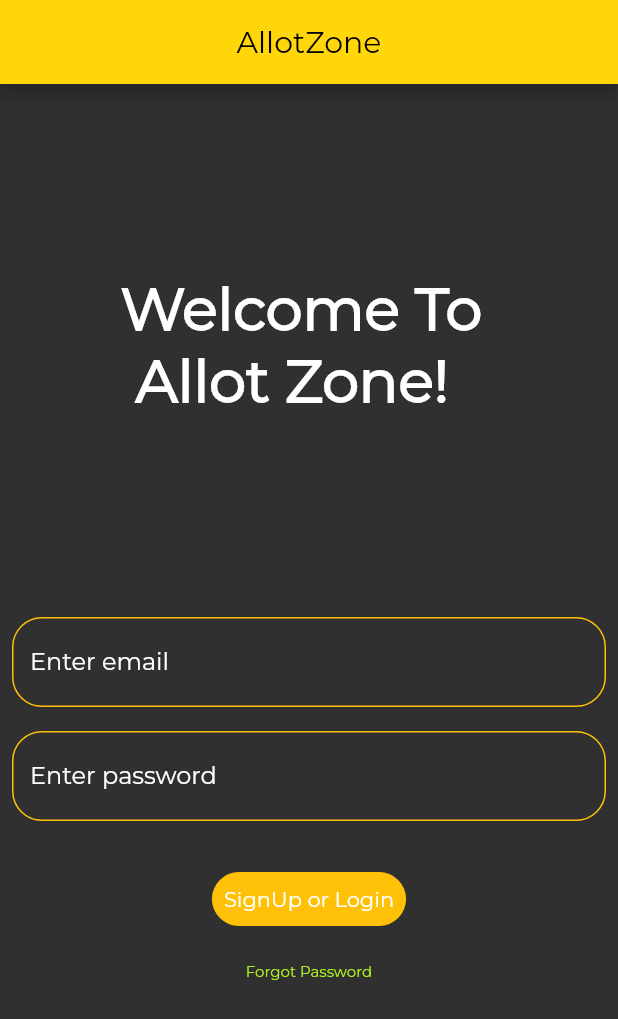
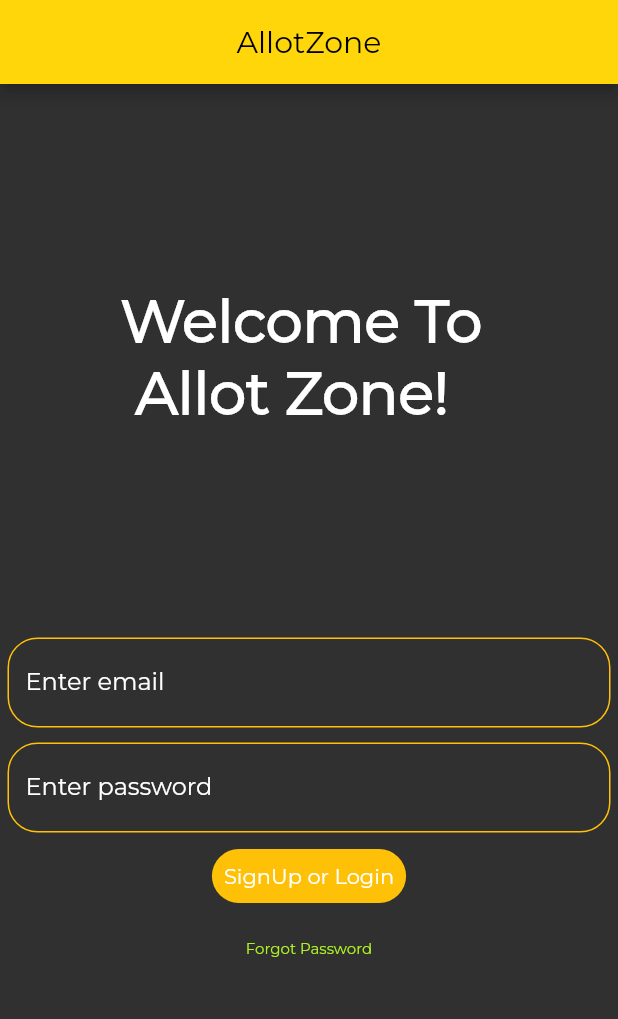
Before and after one commit to MaitreyaManohar/AllotZone, a Flutter app: the screen it shows after launch, on a phone screen of 412 x 824 dp. Shown: the top 1019 px of the screen. Run offline on Flutter 3.47's test engine with Material 2 defaults, Android fonts, the phone set to English and light mode, and no system bars; our stand-ins replace animated_splash_screen, cloud_firestore, email_validator, firebase_auth, firebase_core, page_transition; accounts and stored records are empty.

Commit message:
Minor Changes in UI

```diff
--- a/allot_zone/lib/login_first_page.dart
+++ b/allot_zone/lib/login_first_page.dart
@@ -47,7 +47,7 @@ class FirstPage extends StatelessWidget {
         mainAxisAlignment: MainAxisAlignment.spaceEvenly,
         children: [
           const Padding(
-            padding: EdgeInsets.all(5.0),
+            padding: EdgeInsets.all(0),
             child: Center(
               child: Text(
                 "Welcome To \n Allot Zone!",
@@ -59,11 +59,13 @@ class FirstPage extends StatelessWidget {
             ),
           ),
           SizedBox(
-            height: 300,
+            height: 270,
+            child: SingleChildScrollView(
               child: Column(
+                mainAxisAlignment: MainAxisAlignment.start,
                 children: [
                   Padding(
-                  padding: const EdgeInsets.all(8.0),
+                    padding: const EdgeInsets.all(5.0),
                     child: TextField(
                       controller: _emailController,
                       decoration: InputDecoration(
@@ -78,7 +80,7 @@ class FirstPage extends StatelessWidget {
                     ),
                   ),
                   Padding(
-                  padding: const EdgeInsets.all(8.0),
+                    padding: const EdgeInsets.all(5.0),
                     child: TextField(
                       controller: _passwordController,
                       obscureText: true,
@@ -94,7 +96,7 @@ class FirstPage extends StatelessWidget {
                     ),
                   ),
                   Padding(
-                  padding: const EdgeInsets.only(top: 20, left: 20, right: 20),
+                    padding: const EdgeInsets.only(left: 20, right: 20),
                     child: TextButton(
                       //Login or Signup Button
                       onPressed: () async {
@@ -355,6 +357,7 @@ class FirstPage extends StatelessWidget {
                 ],
               ),
             ),
+          ),
         ],
       ),
     );
```
Lines whose indentation alone changed are shown as unchanged.
